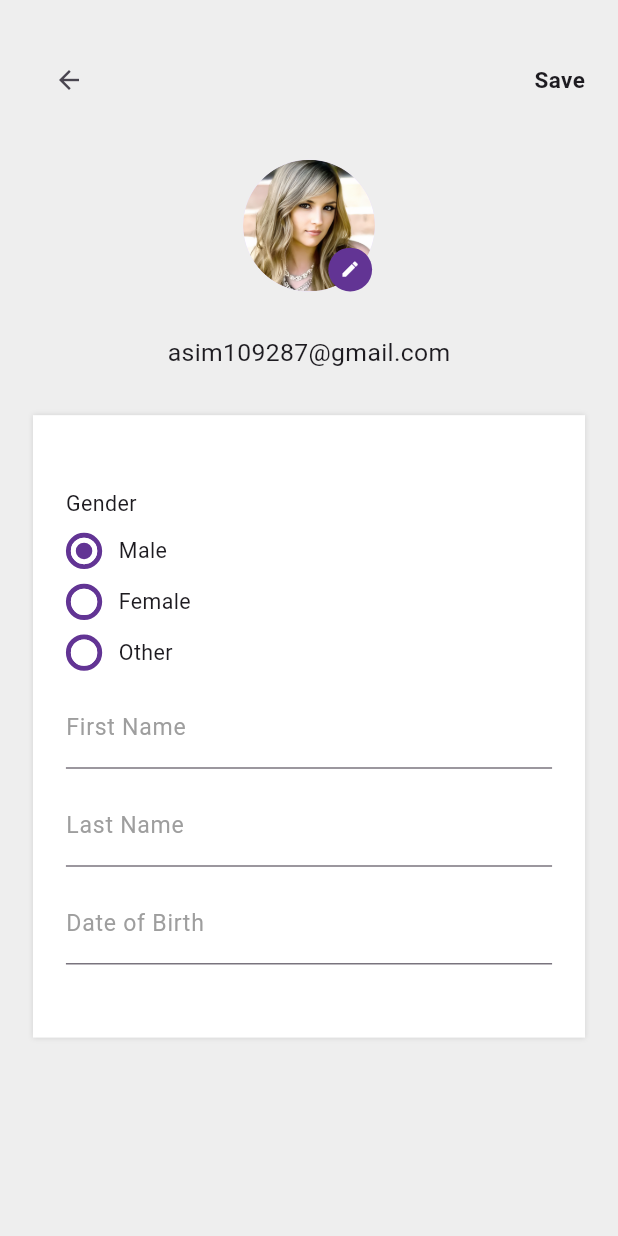
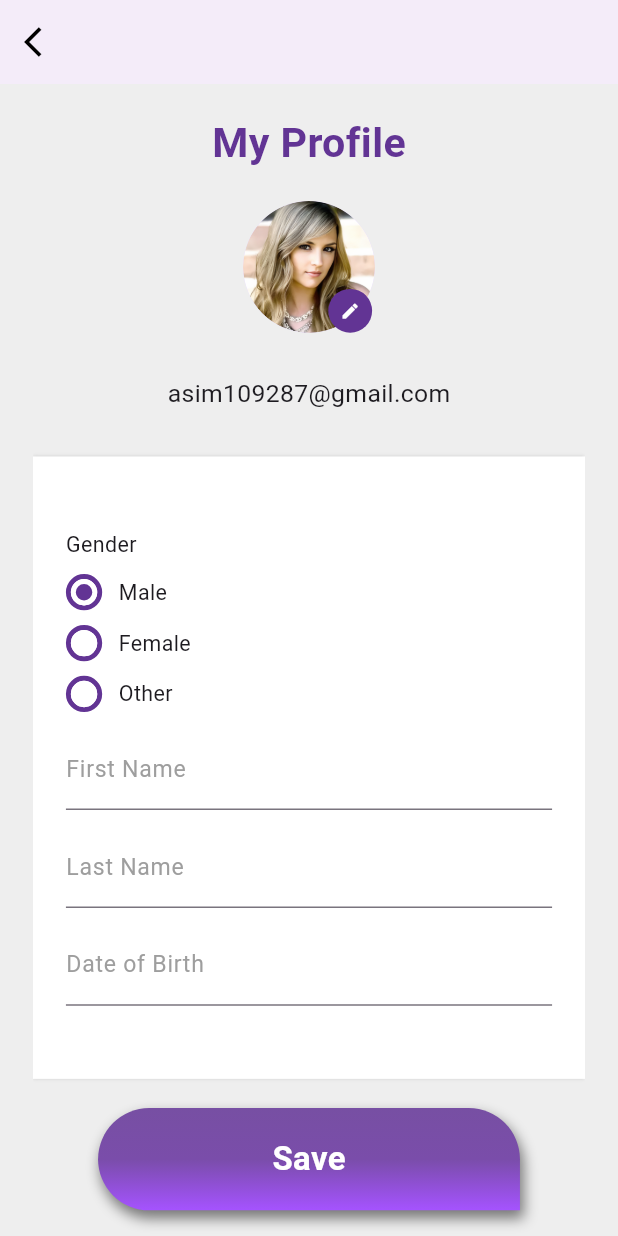
Before and after one commit to muhammad-asim786/Skin_caner, a Flutter app: the ProfileDetailsScreen screen opened directly, on a phone screen of 412 x 824 dp. Run offline on Flutter 3.47's test engine with Material 3 defaults, Android fonts, the phone set to English and light mode, and no system bars; our stand-ins replace flutter_screenutil, get, google_fonts, simple_animations; Roboto replaces fonts that are missing (FACEBOLF).

Commit message:
Sign out, Change Password and some appbar or color fixes done

```diff
--- /dev/null
+++ b/devtools_options.yaml
@@ -0,0 +1 @@
+extensions:
--- a/lib/core/provider/provider.dart
+++ b/lib/core/provider/provider.dart
@@ -1,3 +1,4 @@
+import 'package:canecer_scan/screens/change_password_screen/change_model_model.dart';
 import 'package:canecer_scan/screens/home_screen/home_model.dart';
 import 'package:canecer_scan/screens/profile_screen/profile_model.dart';
 import 'package:provider/provider.dart';
@@ -16,5 +17,7 @@ List<SingleChildWidget> providers = [
   ChangeNotifierProvider<ProfileDeteilModel>(
       create: (_) => ProfileDeteilModel()),
   ChangeNotifierProvider<DeleteAccountModel>(
-      create: (_) => DeleteAccountModel())
+      create: (_) => DeleteAccountModel()),
+  ChangeNotifierProvider<ChangePasswordModel>(
+      create: (_) => ChangePasswordModel()),
 ];
--- a/lib/screens/home_screen/home_screen.dart
+++ b/lib/screens/home_screen/home_screen.dart
@@ -13,9 +13,11 @@ class HomeScreen extends StatelessWidget {
   Widget build(BuildContext context) {
     final model = Provider.of<HomeViewModel>(context);
     return Scaffold(
+        backgroundColor: greyColor,
         appBar: AppBar(
+          automaticallyImplyLeading: false,
+          centerTitle: true,
           elevation: 2,
-          backgroundColor: whiteColor,
           title: CustomText(
               text: model.titles[model.currentIndex],
               color: blackColor,
--- a/lib/screens/messages_screen/messages_screen.dart
+++ b/lib/screens/messages_screen/messages_screen.dart
@@ -1,3 +1,4 @@
+import 'package:canecer_scan/core/constant/color.dart';
 import 'package:flutter/material.dart';
 
 class MessagesScreen extends StatelessWidget {
@@ -6,6 +7,7 @@ class MessagesScreen extends StatelessWidget {
   @override
   Widget build(BuildContext context) {
     return const Scaffold(
+      backgroundColor: greyColor,
       body: Center(
         child: Text('MessagesScreen'),
       ),
--- a/lib/screens/my_body_screen/my_body_screen.dart
+++ b/lib/screens/my_body_screen/my_body_screen.dart
@@ -16,7 +16,7 @@ class MyBodyScreen extends StatelessWidget {
   @override
   Widget build(BuildContext context) {
     return Scaffold(
-      backgroundColor: whiteColor,
+      backgroundColor: greyColor,
       body: SingleChildScrollView(
         child: Column(
           children: [
--- a/lib/screens/profile_details_screen/profile_details_screen.dart
+++ b/lib/screens/profile_details_screen/profile_details_screen.dart
@@ -1,5 +1,7 @@
+import 'package:canecer_scan/core/animation/fade_animation.dart';
 import 'package:canecer_scan/core/constant/image.dart';
 import 'package:canecer_scan/screens/profile_details_screen/profile_details_modle.dart';
+import 'package:canecer_scan/screens/widgets/custom_button.dart';
 import 'package:canecer_scan/screens/widgets/custom_text.dart';
 import 'package:flutter/material.dart';
 import 'package:flutter_screenutil/flutter_screenutil.dart';
@@ -22,25 +24,36 @@ class _ProfileDetailsScreenState extends State<ProfileDetailsScreen> {
   Widget build(BuildContext context) {
     final model = Provider.of<ProfileDeteilModel>(context);
     return Scaffold(
+        appBar: AppBar(
+          centerTitle: true,
+          leading: IconButton(
+              onPressed: () => Get.back(),
+              icon: const Icon(
+                Icons.arrow_back_ios,
+                color: blackColor,
+              )),
+          // backgroundColor: greyColor,
+          elevation: 2,
+        ),
         backgroundColor: greyColor,
         body: SafeArea(
           child: Padding(
             padding: EdgeInsets.symmetric(horizontal: 20.w),
+            child: CustomScrollView(
+              slivers: [
+                SliverFillRemaining(
+                  hasScrollBody: false,
                   child: Column(
                     children: [
-                SizedBox(height: 30.h),
-                Row(
-                    mainAxisAlignment: MainAxisAlignment.spaceBetween,
-                    children: [
-                      IconButton(
-                          onPressed: () => Get.back(),
-                          icon: const Icon(Icons.arrow_back, size: 20)),
-                      const CustomText(
-                          text: 'Save',
-                          fontSize: 15,
-                          fontWeight: FontWeight.bold)
-                    ]),
-                SizedBox(height: 30.h),
+                      SizedBox(height: 20.h),
+                      Center(
+                          child: CustomText(
+                        text: 'My Profile',
+                        color: primaryColor,
+                        fontSize: 25.sp,
+                        fontWeight: FontWeight.bold,
+                      )),
+                      SizedBox(height: 20.h),
                       Stack(
                         children: [
                           CircleAvatar(
@@ -55,7 +68,8 @@ class _ProfileDetailsScreenState extends State<ProfileDetailsScreen> {
                                 height: 30.h,
                                 width: 30.w,
                                 decoration: const BoxDecoration(
-                              shape: BoxShape.circle, color: primaryColor),
+                                    shape: BoxShape.circle,
+                                    color: primaryColor),
                                 child: Icon(
                                   Icons.edit,
                                   color: Colors.white,
@@ -70,10 +84,11 @@ class _ProfileDetailsScreenState extends State<ProfileDetailsScreen> {
                       CustomText(text: 'asim109287@gmail.com', fontSize: 15.sp),
                       SizedBox(height: 30.h),
                       Container(
-                    padding:
-                        EdgeInsets.symmetric(horizontal: 20.w, vertical: 50.h),
-                    decoration: BoxDecoration(color: whiteColor, boxShadow: [
-                      BoxShadow(color: Colors.black12, blurRadius: 2.sp)
+                          padding: EdgeInsets.symmetric(
+                              horizontal: 20.w, vertical: 50.h),
+                          decoration:
+                              BoxDecoration(color: whiteColor, boxShadow: [
+                            BoxShadow(color: Colors.black12, blurRadius: 1.sp)
                           ]),
                           child: Column(
                               crossAxisAlignment: CrossAxisAlignment.start,
@@ -96,8 +111,36 @@ class _ProfileDetailsScreenState extends State<ProfileDetailsScreen> {
                                 SizedBox(height: 10.h),
                                 const SimpleTextField(hintText: 'Last Name'),
                                 SizedBox(height: 10.h),
-                          const SimpleTextField(hintText: 'Date of Birth'),
-                        ]))
+                                const SimpleTextField(
+                                    hintText: 'Date of Birth'),
+                              ])),
+                      SizedBox(height: 20.h),
+                      Expanded(
+                        child: Column(
+                          mainAxisSize: MainAxisSize.min,
+                          mainAxisAlignment: MainAxisAlignment.end,
+                          children: [
+                            Center(
+                              child: FadeAnimation(
+                                  0.1,
+                                  DefaultButton(
+                                      text: 'Save',
+                                      onPressed: () => Get.back())),
+                            ),
+                            SizedBox(height: 20.h),
+                            Center(
+                                child: CustomText(
+                                    onTap: () => Get.back(),
+                                    text: 'Cancle',
+                                    fontSize: 13.sp,
+                                    color: primaryColor)),
+                          ],
+                        ),
+                      ),
+                      SizedBox(height: 20.h),
+                    ],
+                  ),
+                ),
               ],
             ),
           ),
--- a/lib/screens/uv_index_screen/uv_index_screen.dart
+++ b/lib/screens/uv_index_screen/uv_index_screen.dart
@@ -1,3 +1,4 @@
+import 'package:canecer_scan/core/constant/color.dart';
 import 'package:canecer_scan/screens/widgets/custom_text.dart';
 import 'package:flutter/material.dart';
 import 'package:flutter_screenutil/flutter_screenutil.dart';
@@ -10,6 +11,7 @@ class UvIndexScreen extends StatelessWidget {
   @override
   Widget build(BuildContext context) {
     return Scaffold(
+      backgroundColor: greyColor,
       body: Padding(
         padding: EdgeInsets.symmetric(horizontal: 20.w),
         child: Column(
```
Also changed, not shown: lib/core/utils/utils.dart (added, +32 -0 lines), lib/screens/change_password_screen/change_model_model.dart (added, +9 -0 lines), lib/screens/change_password_screen/change_password_screen.dart (added, +119 -0 lines), lib/screens/delete_account_screen/delete_account_screen.dart (+12 -7 lines), lib/screens/profile_screen/profile_model.dart (+4 -4 lines), lib/screens/profile_screen/profile_screen.dart (+29 -13 lines). Lines whose indentation alone changed are shown as unchanged.
